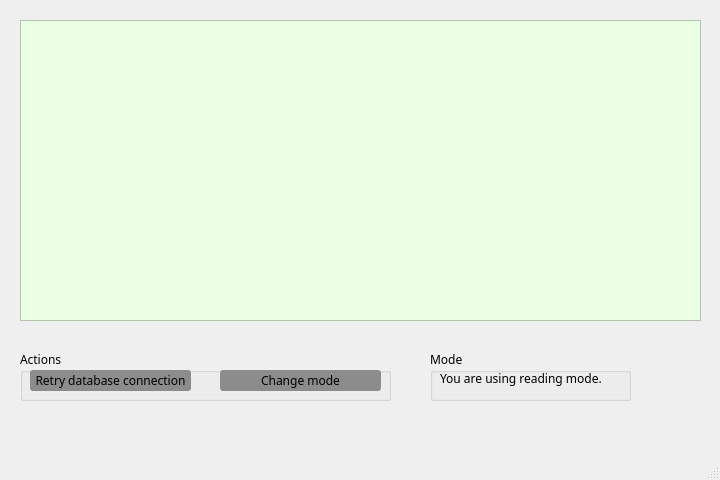
First picture: the form in mainwindow.ui, repository yallknows/system, before the edit.
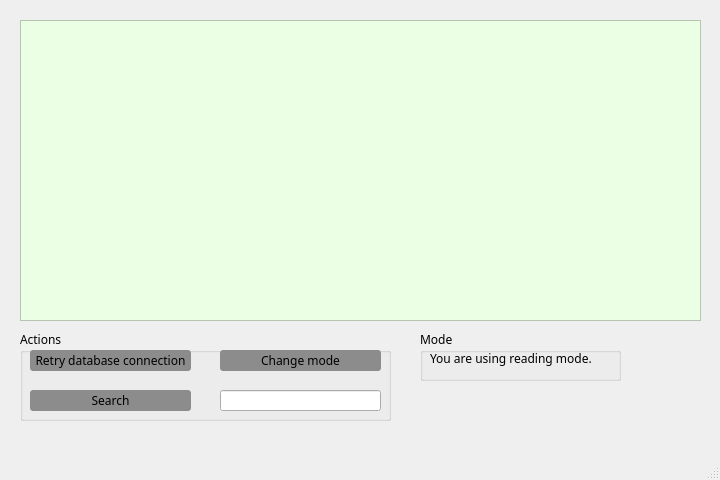
Second picture: the form after the edit. Icons and pictures are not drawn.

Commit message: Added search button

The edit to the form file:
```diff
--- a/mainwindow.ui
+++ b/mainwindow.ui
@@ -72,6 +72,17 @@
 {
 	background-color:rgb(30, 170, 145);
 }
+
+#pushButton_search
+{
+  	border-radius:3px;
+	background-color:rgb(140, 140, 140);
+}
+
+#pushButton_search:hover
+{
+	background-color:rgb(30, 170, 145);
+}
 </string>
   </property>
   <property name="locale">
@@ -105,9 +116,9 @@
     <property name="geometry">
      <rect>
       <x>20</x>
-      <y>350</y>
+      <y>330</y>
       <width>371</width>
-      <height>51</height>
+      <height>91</height>
      </rect>
     </property>
     <property name="font">
@@ -115,6 +126,9 @@
       <family>Franklin Gothic Medium</family>
      </font>
     </property>
+    <property name="styleSheet">
+     <string notr="true"/>
+    </property>
     <property name="title">
      <string>Actions</string>
     </property>
@@ -154,12 +168,40 @@
       <string>Change mode</string>
      </property>
     </widget>
+    <widget class="QPushButton" name="pushButton_search">
+     <property name="geometry">
+      <rect>
+       <x>10</x>
+       <y>60</y>
+       <width>161</width>
+       <height>21</height>
+      </rect>
+     </property>
+     <property name="font">
+      <font>
+       <family>Franklin Gothic Medium</family>
+      </font>
+     </property>
+     <property name="text">
+      <string>Search</string>
+     </property>
+    </widget>
+    <widget class="QLineEdit" name="lineEdit_search_request">
+     <property name="geometry">
+      <rect>
+       <x>200</x>
+       <y>60</y>
+       <width>161</width>
+       <height>21</height>
+      </rect>
+     </property>
+    </widget>
    </widget>
    <widget class="QGroupBox" name="groupBox_mode">
     <property name="geometry">
      <rect>
-      <x>430</x>
-      <y>350</y>
+      <x>420</x>
+      <y>330</y>
       <width>201</width>
       <height>51</height>
      </rect>
```
The commit also changes 5 other files.
